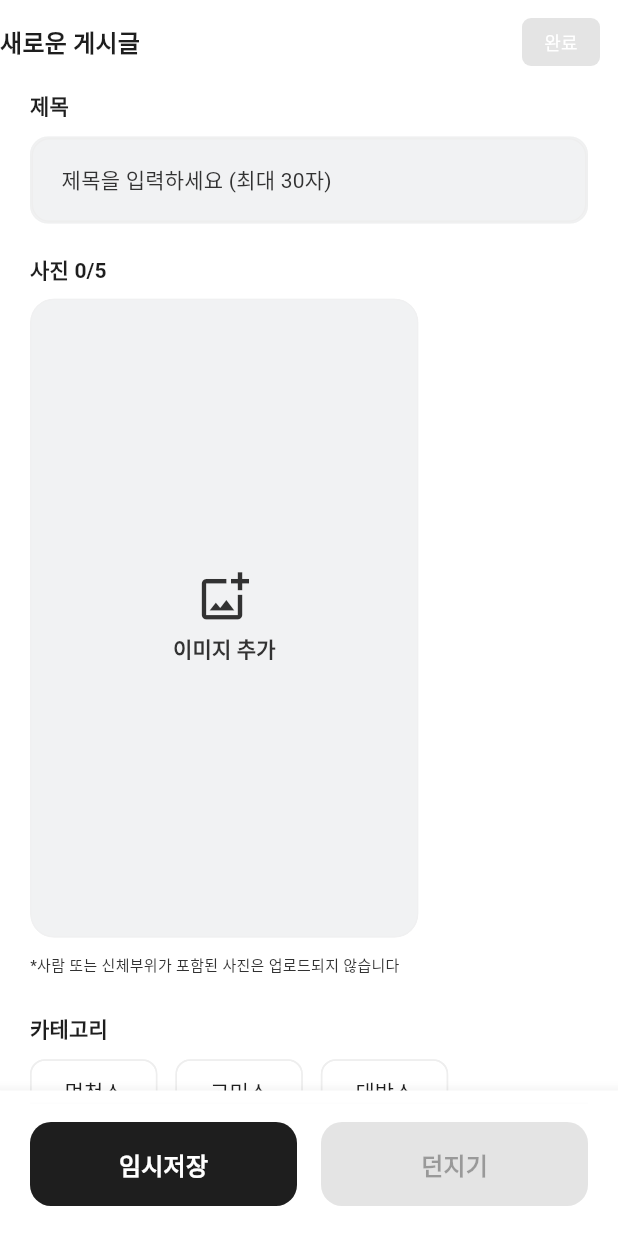
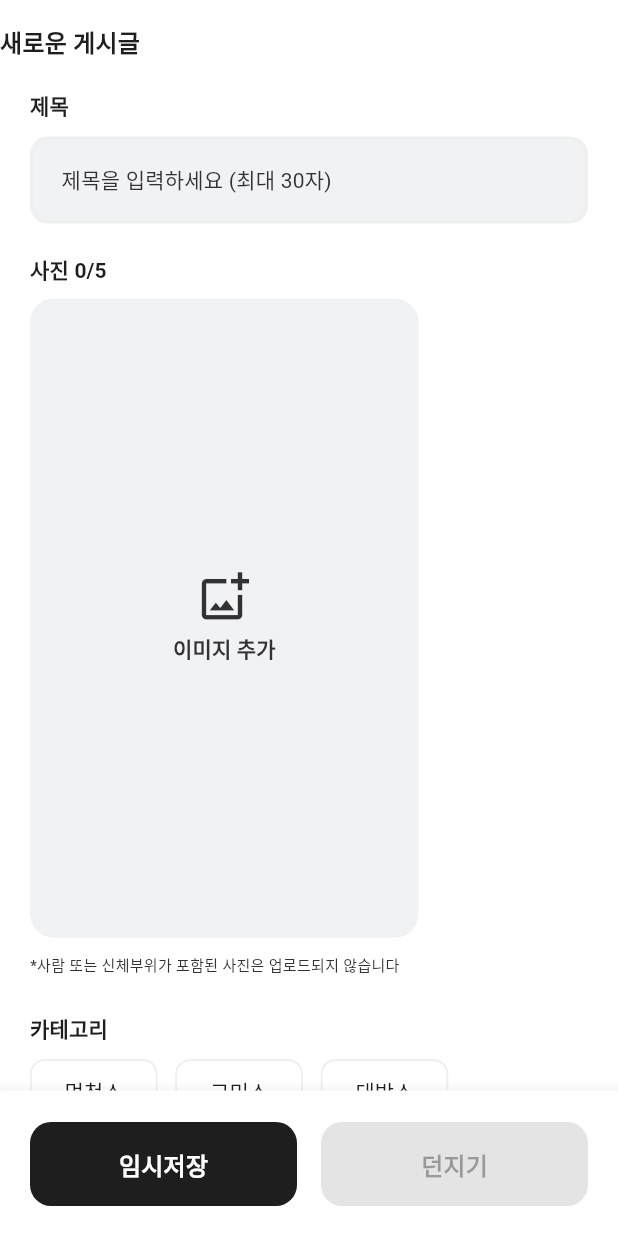
Before and after one commit to Among-Us-KR/flutter_sns, a Flutter app: the WritePage screen opened by its route, on a phone screen of 412 x 824 dp. Run offline on Flutter 3.47's test engine with Material 3 defaults, Android fonts, the phone set to English and light mode, and no system bars; our stand-ins replace cloud_firestore, cloud_functions, firebase_auth, firebase_core, firebase_storage, flutter_image_compress and 5 more; accounts and stored records are empty; Roboto replaces fonts that are missing (SpoqaHanSansNeo); project files that could hold a hidden picture were left out.

Commit message:
chore: 작성 우상단 버튼 삭제, 프로필 스크롤시 보이는 부분 삭제

```diff
--- a/lib/write/presentation/screens/write/write_page.dart
+++ b/lib/write/presentation/screens/write/write_page.dart
@@ -126,39 +126,6 @@ class _WritePageState extends ConsumerState<WritePage> {
             fontWeight: FontWeight.w600,
           ),
         ),
-        actions: [
-          Padding(
-            padding: const EdgeInsets.only(right: 12),
-            child: ElevatedButton(
-              // 편집 모드에 따라 호출할 메서드 변경
-              onPressed: canPost
-                  ? () {
-                      if (state.isEditMode) {
-                        vm.updatePost();
-                      } else {
-                        vm.createPost();
-                      }
-                    }
-                  : null,
-              style: ElevatedButton.styleFrom(
-                backgroundColor: cs.secondary,
-                foregroundColor: cs.onSecondary,
-                minimumSize: const Size(52, 32),
-                padding: const EdgeInsets.symmetric(horizontal: 10),
-                shape: RoundedRectangleBorder(
-                  borderRadius: BorderRadius.circular(6),
-                ),
-              ),
-              child: Text(
-                // 편집 모드에 따라 버튼 텍스트 변경
-                state.isEditMode ? '수정' : '완료',
-                style: theme.textTheme.labelMedium?.copyWith(
-                  color: cs.onSecondary,
-                ),
-              ),
-            ),
-          ),
-        ],
       ),
       // ✅ 로딩 중일 때 로딩 인디케이터 표시
       body: _isLoading
```
Also changed, not shown: lib/write/presentation/screens/profile/widgets/profile_sliver_app_bar.dart (+21 -21 lines).
